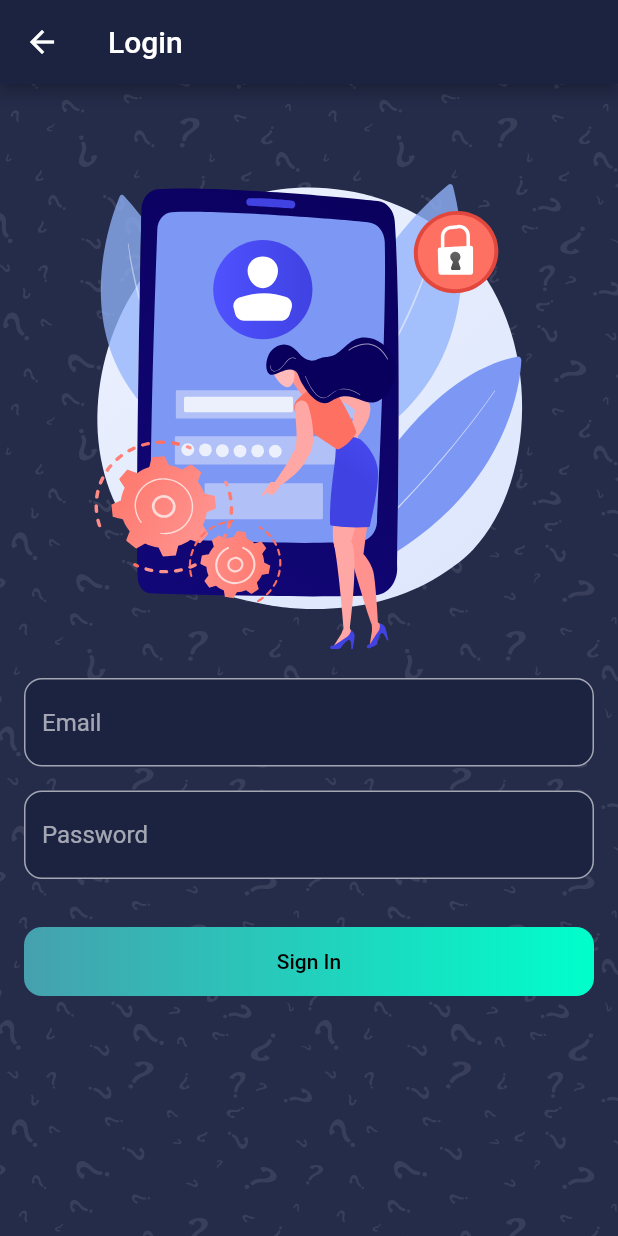
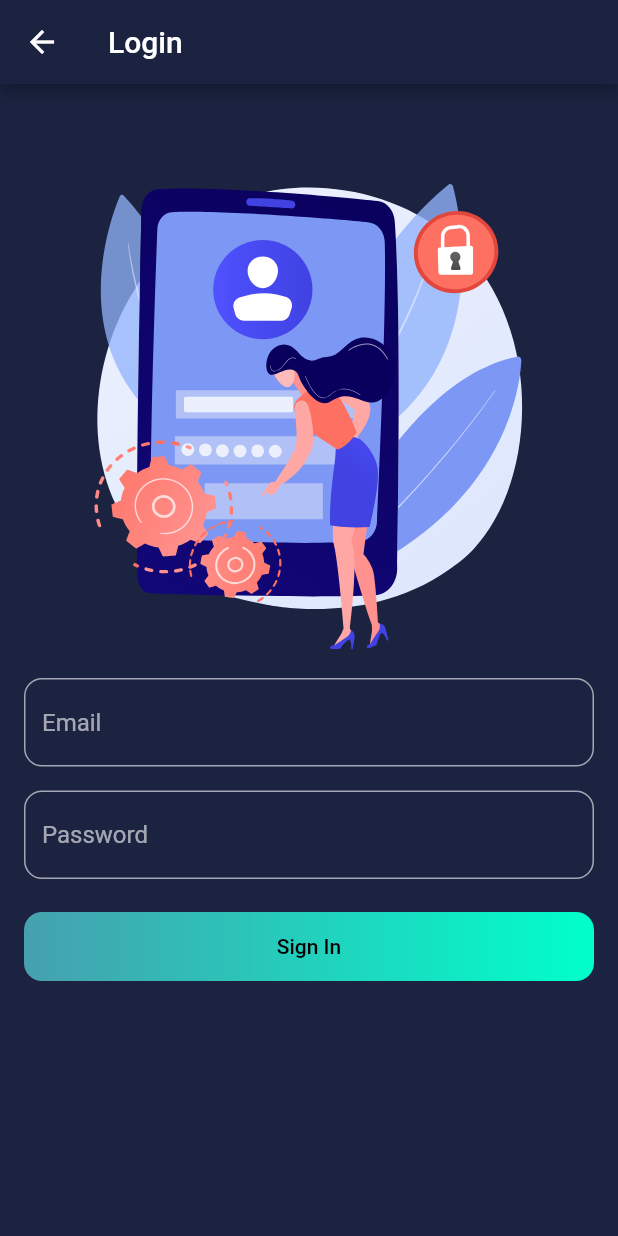
Before and after one commit to Sharon-Thambiraja/Sky-Study-App, a Flutter app: the screen it shows after launch, after a tap on "LogIn", on a phone screen of 412 x 824 dp. Run offline on Flutter 3.47's test engine with Material 2 defaults, Android fonts, the phone set to English and light mode, and no system bars; our stand-ins replace firebase_auth, firebase_core, firebase_database, flutter_svg, get, lottie; accounts and stored records are empty; network calls fail.

Commit message:
Name changes

```diff
--- a/lib/controllers/question_controller.dart
+++ b/lib/controllers/question_controller.dart
@@ -49,10 +49,7 @@ class QuestionController extends GetxController
   // called immediately after the widget is allocated memory
   @override
   void onInit() async {
-    print("karan  is first ");
-
     print(_questions);
-    print("karan is  masss");
 
     // Our animation duration is 60 s
     // so our plan is to fill the progress bar within 60s
@@ -70,7 +67,6 @@ class QuestionController extends GetxController
     // Once 60s is completed go to the next qn
     await fetchQuestionsByLevel(level);
 
-    print("karan is now populated");
     print(_questions);
     super.onInit();
   }
@@ -184,7 +180,6 @@ class QuestionController extends GetxController
       // Once timer is finish go to the next qn
       _animationController.forward().whenComplete(nextQuestion);
     } else {
-      print("Karan number of corrected answers");
       print(numOfCorrectAns);
       Get.to(ScoreScreen(
         level: level,
--- a/lib/login.dart
+++ b/lib/login.dart
@@ -44,6 +44,7 @@ class LoginScreen extends StatelessWidget {
   @override
   Widget build(BuildContext context) {
     return Scaffold(
+        backgroundColor: Color(0xFF1C2341),
         appBar: AppBar(
           title: Text('Login'),
           backgroundColor: Color(0xFF1C2341),
@@ -53,12 +54,6 @@ class LoginScreen extends StatelessWidget {
             color: Color(0xFF1C2341),
             child: Stack(
               children: [
-                SvgPicture.asset(
-                  "assets/icons/bg.svg",
-                  fit: BoxFit.fill,
-                  width: MediaQuery.of(context).size.width,
-                  height: MediaQuery.of(context).size.height,
-                ),
                 Padding(
                   padding: EdgeInsets.all(16.0),
                   child: Column(
@@ -93,7 +88,7 @@ class LoginScreen extends StatelessWidget {
                           ),
                         ),
                       ),
-                      SizedBox(height: 32.0),
+                      SizedBox(height: 22.0),
                       InkWell(
                         onTap: () => _signIn(context),
                         child: Container(
--- a/lib/newwelcomeScreen.dart
+++ b/lib/newwelcomeScreen.dart
@@ -15,28 +15,27 @@ class NewWelcomeScreen extends StatelessWidget {
   @override
   Widget build(BuildContext context) {
     return Scaffold(
+        backgroundColor: Color(0xFF1C2341),
         body: SingleChildScrollView(
           child: Container(
               color: Color(0xFF1C2341),
               child: Stack(
                 children: [
-              SvgPicture.asset(
-                "assets/icons/bg.svg",
-                fit: BoxFit.fill,
-                width: MediaQuery.of(context).size.width,
-                height: MediaQuery.of(context).size.height,
-              ),
                   Padding(
                     padding: EdgeInsets.all(19.0),
                     child: Column(
                       children: [
                         SizedBox(
-                      height: 80,
+                          height: 50,
                         ), //2/6
                         Text(
-                      "Welcome To Pilot Exam ",
-                      style: Theme.of(context).textTheme.headline4!.copyWith(
-                          color: Colors.white, fontWeight: FontWeight.bold),
+                          "Welcome To Sky Study ",
+                          style: Theme.of(context)
+                              .textTheme
+                              .headline4!
+                              .copyWith(
+                                  color: Colors.white,
+                                  fontWeight: FontWeight.bold),
                         ),
 
                         SizedBox(
@@ -47,7 +46,7 @@ class NewWelcomeScreen extends StatelessWidget {
                           child: Lottie.asset('assets/icons/plane2.json'),
                         ),
                         SizedBox(
-                      height: 80,
+                          height: 50,
                         ),
                         InkWell(
                           onTap: () => Get.to(LoginScreen()),
@@ -55,10 +54,12 @@ class NewWelcomeScreen extends StatelessWidget {
                           child: Container(
                             width: double.infinity,
                             alignment: Alignment.center,
-                        padding: EdgeInsets.all(kDefaultPadding * 0.75), // 15
+                            padding:
+                                EdgeInsets.all(kDefaultPadding * 0.75), // 15
                             decoration: BoxDecoration(
                               gradient: kPrimaryGradient,
-                          borderRadius: BorderRadius.all(Radius.circular(12)),
+                              borderRadius:
+                                  BorderRadius.all(Radius.circular(12)),
                             ),
                             child: Text(
                               "LogIn",
@@ -79,10 +80,12 @@ class NewWelcomeScreen extends StatelessWidget {
                           child: Container(
                             width: double.infinity,
                             alignment: Alignment.center,
-                        padding: EdgeInsets.all(kDefaultPadding * 0.75), // 15
+                            padding:
+                                EdgeInsets.all(kDefaultPadding * 0.75), // 15
                             decoration: BoxDecoration(
                               gradient: kPrimaryGradient,
-                          borderRadius: BorderRadius.all(Radius.circular(12)),
+                              borderRadius:
+                                  BorderRadius.all(Radius.circular(12)),
                             ),
                             child: Text(
                               "SignIn",
--- a/lib/signin.dart
+++ b/lib/signin.dart
@@ -18,6 +18,7 @@ class _SignInScreenState extends State<SignInScreen> {
   @override
   Widget build(BuildContext context) {
     return Scaffold(
+        backgroundColor: Color(0xFF1C2341),
         appBar: AppBar(
           backgroundColor: Color(0xFF1C2341),
           title: Text('SignIn'),
@@ -27,12 +28,6 @@ class _SignInScreenState extends State<SignInScreen> {
             color: Color(0xFF1C2341),
             child: Stack(
               children: [
-                SvgPicture.asset(
-                  "assets/icons/bg.svg",
-                  fit: BoxFit.fill,
-                  width: MediaQuery.of(context).size.width,
-                  height: MediaQuery.of(context).size.height,
-                ),
                 Padding(
                   padding: const EdgeInsets.all(20.0),
                   child: Column(
@@ -70,7 +65,7 @@ class _SignInScreenState extends State<SignInScreen> {
                         ),
                       ),
 
-                      SizedBox(height: 32),
+                      SizedBox(height: 22),
 
                       InkWell(
                         onTap: _onSignInButtonPressed,
```
Lines whose indentation alone changed are shown as unchanged.
